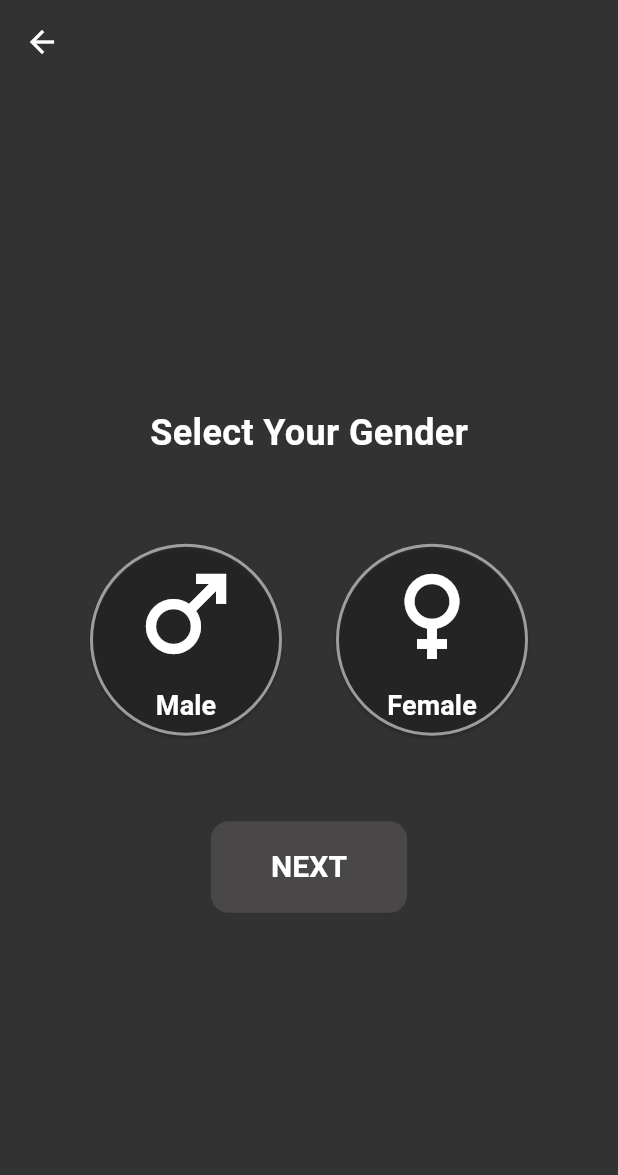
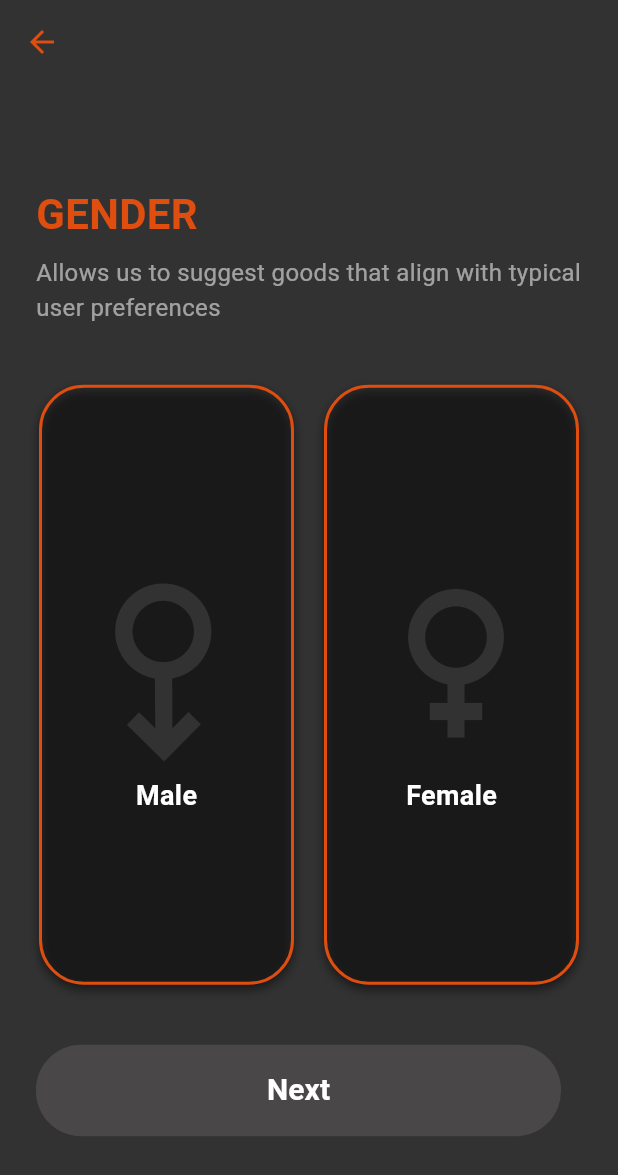
Before and after one commit to jinfailana/Fitscale-, a Flutter app: the SelectGenderPage screen opened by its route, on a phone screen of 412 x 824 dp. Shown: the top 1175 px of the screen. Run offline on Flutter 3.47's test engine with Material 3 defaults, Android fonts, the phone set to English and light mode, and no system bars; Roboto replaces fonts that are missing (Poppins).

Commit message:
Latest frontend

```diff
--- a/lib/main.dart
+++ b/lib/main.dart
@@ -2,6 +2,9 @@ import 'package:flutter/material.dart';
 import 'signup.dart'; // Import the signup page
 import 'firstlogin.dart'; // Import the login page
 import 'select_gender.dart'; // Import the select gender page
+import 'set_goal.dart'; // Import your SetGoalPage
+import 'birth_year.dart'; // Import the birth year page
+import 'set_height.dart'; // Import the set height page
 
 void main() async {
   WidgetsFlutterBinding.ensureInitialized();
@@ -22,6 +25,9 @@ class MyApp extends StatelessWidget {
         '/signup': (context) => const SignupPage(), // SignupPage route
         '/login': (context) => const LoginPage(),   // LoginPage route
         '/select_gender': (context) => const SelectGenderPage(), // SelectGenderPage route
+        '/set_goal': (context) => const SetGoalPage(), // SetGoalPage route
+        '/birth_year': (context) => const BirthYearPage(), // BirthYearPage route
+        '/set_height': (context) => const SetHeightPage(), // SetHeightPage route
       },
     );
   }
--- a/lib/select_gender.dart
+++ b/lib/select_gender.dart
@@ -1,4 +1,5 @@
 import 'package:flutter/material.dart';
+import 'set_goal.dart';
 
 class SelectGenderPage extends StatefulWidget {
   const SelectGenderPage({super.key});
@@ -18,9 +19,9 @@ class _SelectGenderPageState extends State<SelectGenderPage> {
         backgroundColor: const Color.fromRGBO(51, 50, 50, 1.0),
         elevation: 0,
         leading: IconButton(
-          icon: const Icon(Icons.arrow_back, color: Colors.white),
+          icon: const Icon(Icons.arrow_back, color: Color.fromRGBO(223, 77, 15, 1.0)),
           onPressed: () {
-            Navigator.pop(context);
+            Navigator.pushReplacementNamed(context, '/login');
           },
         ),
       ),
@@ -29,98 +30,60 @@ class _SelectGenderPageState extends State<SelectGenderPage> {
           padding: const EdgeInsets.symmetric(horizontal: 24),
           child: Column(
             mainAxisAlignment: MainAxisAlignment.center,
+            crossAxisAlignment: CrossAxisAlignment.start,
             children: [
               const Text(
-                'Select Your Gender',
+                'GENDER',
                 style: TextStyle(
-                  color: Colors.white,
-                  fontSize: 24,
+                  color: Color.fromRGBO(223, 77, 15, 1.0),
+                  fontSize: 28,
                   fontWeight: FontWeight.bold,
+                ),
+              ),
+              const SizedBox(height: 8),
+              const Text(
+                'Allows us to suggest goods that align with typical user preferences',
+                style: TextStyle(
+                  color: Colors.white54,
+                  fontSize: 16,
                 ),
               ),
               const SizedBox(height: 40),
               Row(
-                mainAxisAlignment: MainAxisAlignment.spaceEvenly,
+                mainAxisAlignment: MainAxisAlignment.center,
                 children: [
-                  ElevatedButton(
-                    onPressed: () {
-                      setState(() {
-                        selectedGender = 'Male';
-                      });
-                    },
-                    style: ElevatedButton.styleFrom(
-                      backgroundColor: selectedGender == 'Male' ? Colors.blue : Colors.transparent,
-                      foregroundColor: Colors.white,
-                      shape: const CircleBorder(
-                        side: BorderSide(color: Colors.white54, width: 2),
-                      ),
-                      padding: const EdgeInsets.all(24),
-                    ),
-                    child: Column(
-                      children: [
-                        const Icon(Icons.male, size: 80, color: Colors.white),
-                        const SizedBox(height: 8),
-                        const Text(
-                          'Male',
-                          style: TextStyle(
-                            color: Colors.white,
-                            fontSize: 18,
-                            fontWeight: FontWeight.bold,
-                          ),
-                        ),
-                      ],
-                    ),
-                  ),
-                  ElevatedButton(
-                    onPressed: () {
-                      setState(() {
-                        selectedGender = 'Female';
-                      });
-                    },
-                    style: ElevatedButton.styleFrom(
-                      backgroundColor: selectedGender == 'Female' ? Colors.pink : Colors.transparent,
-                      foregroundColor: Colors.white,
-                      shape: const CircleBorder(
-                        side: BorderSide(color: Colors.white54, width: 2),
-                      ),
-                      padding: const EdgeInsets.all(24),
-                    ),
-                    child: Column(
-                      children: [
-                        const Icon(Icons.female, size: 80, color: Colors.white),
-                        const SizedBox(height: 8),
-                        const Text(
-                          'Female',
-                          style: TextStyle(
-                            color: Colors.white,
-                            fontSize: 18,
-                            fontWeight: FontWeight.bold,
-                          ),
-                        ),
-                      ],
-                    ),
-                  ),
+                  _genderButton('Male', Icons.male),
+                  const SizedBox(width: 20),
+                  _genderButton('Female', Icons.female),
                 ],
               ),
               const SizedBox(height: 40),
-              ElevatedButton(
+              SizedBox(
+                width: 350,
+                child: ElevatedButton(
                   onPressed: selectedGender != null ? () {
-                  // Handle next button press
+                    Navigator.push(
+                      context,
+                      MaterialPageRoute(builder: (context) => const SetGoalPage()),
+                    );
                   } : null,
                   style: ElevatedButton.styleFrom(
                     backgroundColor: const Color.fromRGBO(223, 77, 15, 1.0),
                     shape: RoundedRectangleBorder(
-                    borderRadius: BorderRadius.circular(12),
+                      borderRadius: BorderRadius.circular(30),
                     ),
-                  padding: const EdgeInsets.symmetric(vertical: 16, horizontal: 40),
+                    padding: const EdgeInsets.symmetric(vertical: 16),
+                    elevation: 5,
+                    shadowColor: Colors.black.withOpacity(0.5),
                   ),
                   child: const Text(
-                  'NEXT',
+                    'Next',
                     style: TextStyle(
                       fontFamily: 'Poppins',
                       fontSize: 20,
                       color: Colors.white,
                       fontWeight: FontWeight.bold,
+                    ),
                   ),
                 ),
               ),
@@ -130,4 +93,78 @@ class _SelectGenderPageState extends State<SelectGenderPage> {
       ),
     );
   }
+
+  Widget _genderButton(String gender, IconData icon) {
+    bool isSelected = selectedGender == gender;
+    return GestureDetector(
+      onTap: () {
+        setState(() {
+          selectedGender = gender;
+        });
+      },
+      child: Stack(
+        children: [
+          AnimatedContainer(
+            duration: const Duration(milliseconds: 300), // Animation duration
+            width: 170,
+            height: 400,
+            decoration: BoxDecoration(
+              color: isSelected ? const Color.fromRGBO(223, 77, 15, 0.2) : Colors.transparent,
+              border: Border.all(
+                color: const Color.fromRGBO(223, 77, 15, 1.0),
+                width: isSelected ? 3 : 2,
+              ),
+              borderRadius: BorderRadius.circular(30),
+              boxShadow: [
+                BoxShadow(
+                  color: Colors.black.withOpacity(0.5),
+                  blurRadius: 5,
+                  offset: const Offset(0, 3),
+                ),
+              ],
+            ),
+            padding: const EdgeInsets.all(16),
+            child: Center(
+              child: Column(
+                mainAxisSize: MainAxisSize.min,
+                mainAxisAlignment: MainAxisAlignment.center,
+                crossAxisAlignment: CrossAxisAlignment.center,
+                children: [
+                  Transform.rotate(
+                    angle: gender == 'Male' ? 2.35000:0,// Rotate 45 degrees (0.785398 radians) for male
+                    child: Icon(
+                      icon,
+                      size: 140,
+                      color: isSelected
+                          ? const Color.fromRGBO(223, 77, 15, 1.0)
+                          : const Color.fromRGBO(51, 50, 50, 1.0),
+                    ),
+                  ),
+                  const SizedBox(height: 8),
+                  Text(
+                    gender,
+                    style: TextStyle(
+                      color: isSelected ? const Color.fromRGBO(223, 77, 15, 1.0) : Colors.white,
+                      fontSize: 18,
+                      fontWeight: FontWeight.bold,
+                    ),
+                  ),
+                ],
+              ),
+            ),
+          ),
+          if (isSelected)
+            Positioned(
+              top: 8,
+              right: 8,
+              child: Icon(
+                Icons.check_circle,
+                color: const Color.fromRGBO(223, 77, 15, 1.0),
+                size: 24,
+              ),
+            ),
+        ],
+      ),
+    );
   }
+}
```
Also changed, not shown: lib/birth_year.dart (added, +132 -0 lines), lib/firstlogin.dart (+5 -4 lines), lib/set_goal.dart (added, +138 -0 lines), lib/set_height.dart (added, +173 -0 lines). Lines whose indentation alone changed are shown as unchanged.
